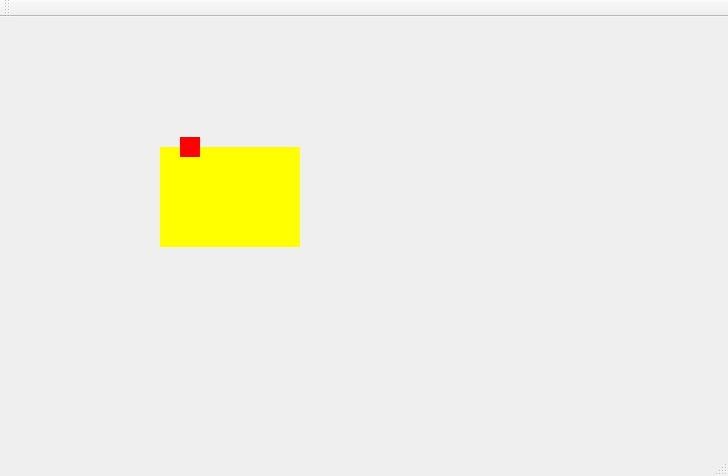
Qt form mainwindow.ui (Vinihcampos/train-simulator) before a commit.
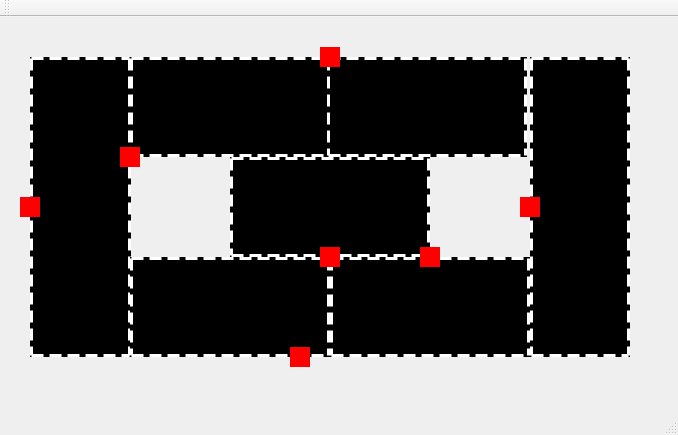
The same form after that commit.

Commit message: Include new trains and set their paths

Diff of the .ui file:
```diff
--- a/mainwindow.ui
+++ b/mainwindow.ui
@@ -6,8 +6,8 @@
    <rect>
     <x>0</x>
     <y>0</y>
-    <width>728</width>
-    <height>476</height>
+    <width>678</width>
+    <height>435</height>
    </rect>
   </property>
   <property name="windowTitle">
@@ -17,24 +17,304 @@
    <widget class="QLabel" name="labelTrilho01">
     <property name="geometry">
      <rect>
-      <x>160</x>
+      <x>130</x>
+      <y>40</y>
+      <width>200</width>
+      <height>100</height>
+     </rect>
+    </property>
+    <property name="styleSheet">
+     <string notr="true">background-color: black;
+border: 3px dashed white;</string>
+    </property>
+    <property name="frameShape">
+     <enum>QFrame::NoFrame</enum>
+    </property>
+    <property name="frameShadow">
+     <enum>QFrame::Plain</enum>
+    </property>
+    <property name="lineWidth">
+     <number>1</number>
+    </property>
+    <property name="text">
+     <string/>
+    </property>
+   </widget>
+   <widget class="QLabel" name="labelTrack3">
+    <property name="geometry">
+     <rect>
+      <x>327</x>
+      <y>40</y>
+      <width>200</width>
+      <height>100</height>
+     </rect>
+    </property>
+    <property name="styleSheet">
+     <string notr="true">background-color: black;
+border: 3px dashed white;</string>
+    </property>
+    <property name="frameShape">
+     <enum>QFrame::NoFrame</enum>
+    </property>
+    <property name="frameShadow">
+     <enum>QFrame::Plain</enum>
+    </property>
+    <property name="lineWidth">
+     <number>1</number>
+    </property>
+    <property name="text">
+     <string/>
+    </property>
+   </widget>
+   <widget class="QLabel" name="labelTrack1">
+    <property name="geometry">
+     <rect>
+      <x>30</x>
+      <y>40</y>
+      <width>101</width>
+      <height>300</height>
+     </rect>
+    </property>
+    <property name="styleSheet">
+     <string notr="true">background-color: black;
+border: 3px dashed white;</string>
+    </property>
+    <property name="frameShape">
+     <enum>QFrame::NoFrame</enum>
+    </property>
+    <property name="frameShadow">
+     <enum>QFrame::Plain</enum>
+    </property>
+    <property name="lineWidth">
+     <number>1</number>
+    </property>
+    <property name="text">
+     <string/>
+    </property>
+   </widget>
+   <widget class="QLabel" name="labelTrack7">
+    <property name="geometry">
+     <rect>
+      <x>230</x>
+      <y>140</y>
+      <width>200</width>
+      <height>100</height>
+     </rect>
+    </property>
+    <property name="styleSheet">
+     <string notr="true">background-color: black;
+border: 3px dashed white;</string>
+    </property>
+    <property name="frameShape">
+     <enum>QFrame::NoFrame</enum>
+    </property>
+    <property name="frameShadow">
+     <enum>QFrame::Plain</enum>
+    </property>
+    <property name="lineWidth">
+     <number>1</number>
+    </property>
+    <property name="text">
+     <string/>
+    </property>
+   </widget>
+   <widget class="QLabel" name="labelTrack5">
+    <property name="geometry">
+     <rect>
+      <x>330</x>
+      <y>240</y>
+      <width>200</width>
+      <height>100</height>
+     </rect>
+    </property>
+    <property name="styleSheet">
+     <string notr="true">background-color: black;
+border: 3px dashed white;</string>
+    </property>
+    <property name="frameShape">
+     <enum>QFrame::NoFrame</enum>
+    </property>
+    <property name="frameShadow">
+     <enum>QFrame::Plain</enum>
+    </property>
+    <property name="lineWidth">
+     <number>1</number>
+    </property>
+    <property name="text">
+     <string/>
+    </property>
+   </widget>
+   <widget class="QLabel" name="labelTrack6">
+    <property name="geometry">
+     <rect>
+      <x>130</x>
+      <y>240</y>
+      <width>200</width>
+      <height>100</height>
+     </rect>
+    </property>
+    <property name="styleSheet">
+     <string notr="true">background-color: black;
+border: 3px dashed white;</string>
+    </property>
+    <property name="frameShape">
+     <enum>QFrame::NoFrame</enum>
+    </property>
+    <property name="frameShadow">
+     <enum>QFrame::Plain</enum>
+    </property>
+    <property name="lineWidth">
+     <number>1</number>
+    </property>
+    <property name="text">
+     <string/>
+    </property>
+   </widget>
+   <widget class="QLabel" name="labelTrack4">
+    <property name="geometry">
+     <rect>
+      <x>530</x>
+      <y>40</y>
+      <width>100</width>
+      <height>300</height>
+     </rect>
+    </property>
+    <property name="styleSheet">
+     <string notr="true">background-color: black;
+border: 3px dashed white;</string>
+    </property>
+    <property name="frameShape">
+     <enum>QFrame::NoFrame</enum>
+    </property>
+    <property name="frameShadow">
+     <enum>QFrame::Plain</enum>
+    </property>
+    <property name="lineWidth">
+     <number>5</number>
+    </property>
+    <property name="text">
+     <string/>
+    </property>
+   </widget>
+   <widget class="QLabel" name="labelTrain3">
+    <property name="geometry">
+     <rect>
+      <x>320</x>
+      <y>30</y>
+      <width>20</width>
+      <height>20</height>
+     </rect>
+    </property>
+    <property name="styleSheet">
+     <string notr="true">background-color: red</string>
+    </property>
+    <property name="frameShape">
+     <enum>QFrame::NoFrame</enum>
+    </property>
+    <property name="text">
+     <string/>
+    </property>
+   </widget>
+   <widget class="QLabel" name="labelTrain5">
+    <property name="geometry">
+     <rect>
+      <x>320</x>
+      <y>230</y>
+      <width>20</width>
+      <height>20</height>
+     </rect>
+    </property>
+    <property name="styleSheet">
+     <string notr="true">background-color: red</string>
+    </property>
+    <property name="frameShape">
+     <enum>QFrame::NoFrame</enum>
+    </property>
+    <property name="text">
+     <string/>
+    </property>
+   </widget>
+   <widget class="QLabel" name="labelTrain6">
+    <property name="geometry">
+     <rect>
+      <x>290</x>
+      <y>330</y>
+      <width>20</width>
+      <height>20</height>
+     </rect>
+    </property>
+    <property name="styleSheet">
+     <string notr="true">background-color: red</string>
+    </property>
+    <property name="frameShape">
+     <enum>QFrame::NoFrame</enum>
+    </property>
+    <property name="text">
+     <string/>
+    </property>
+   </widget>
+   <widget class="QLabel" name="labelTrain1">
+    <property name="geometry">
+     <rect>
+      <x>20</x>
+      <y>180</y>
+      <width>20</width>
+      <height>20</height>
+     </rect>
+    </property>
+    <property name="styleSheet">
+     <string notr="true">background-color: red</string>
+    </property>
+    <property name="frameShape">
+     <enum>QFrame::NoFrame</enum>
+    </property>
+    <property name="text">
+     <string/>
+    </property>
+   </widget>
+   <widget class="QLabel" name="labelTrain4">
+    <property name="geometry">
+     <rect>
+      <x>520</x>
+      <y>180</y>
+      <width>20</width>
+      <height>20</height>
+     </rect>
+    </property>
+    <property name="styleSheet">
+     <string notr="true">background-color: red</string>
+    </property>
+    <property name="frameShape">
+     <enum>QFrame::NoFrame</enum>
+    </property>
+    <property name="text">
+     <string/>
+    </property>
+   </widget>
+   <widget class="QLabel" name="labelTrain7">
+    <property name="geometry">
+     <rect>
+      <x>420</x>
+      <y>230</y>
+      <width>20</width>
+      <height>20</height>
+     </rect>
+    </property>
+    <property name="styleSheet">
+     <string notr="true">background-color: red</string>
+    </property>
+    <property name="frameShape">
+     <enum>QFrame::NoFrame</enum>
+    </property>
+    <property name="text">
+     <string/>
+    </property>
+   </widget>
+   <widget class="QLabel" name="labelTrain2">
+    <property name="geometry">
+     <rect>
+      <x>120</x>
       <y>130</y>
-      <width>140</width>
-      <height>100</height>
-     </rect>
-    </property>
-    <property name="styleSheet">
-     <string notr="true">background-color: yellow</string>
-    </property>
-    <property name="text">
-     <string/>
-    </property>
-   </widget>
-   <widget class="QLabel" name="labelTrem01">
-    <property name="geometry">
-     <rect>
-      <x>180</x>
-      <y>120</y>
       <width>20</width>
       <height>20</height>
      </rect>
@@ -42,6 +322,9 @@
     <property name="styleSheet">
      <string notr="true">background-color: red</string>
     </property>
+    <property name="frameShape">
+     <enum>QFrame::NoFrame</enum>
+    </property>
     <property name="text">
      <string/>
     </property>
@@ -62,7 +345,7 @@
     <enum>TopToolBarArea</enum>
    </attribute>
    <attribute name="toolBarBreak">
-    <bool>false</bool>
+    <bool>true</bool>
    </attribute>
   </widget>
   <widget class="QStatusBar" name="statusBar"/>
```
Left out of the diff: 6 changed lines with no effect on the pictures. The commit also changes 3 other files.
